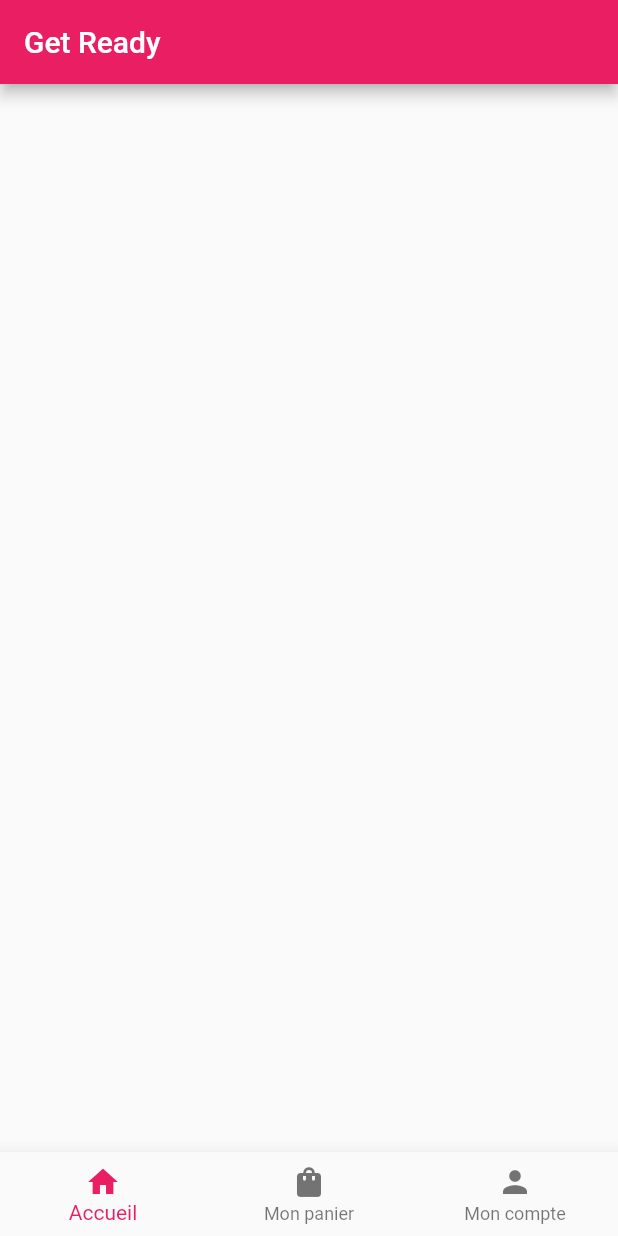
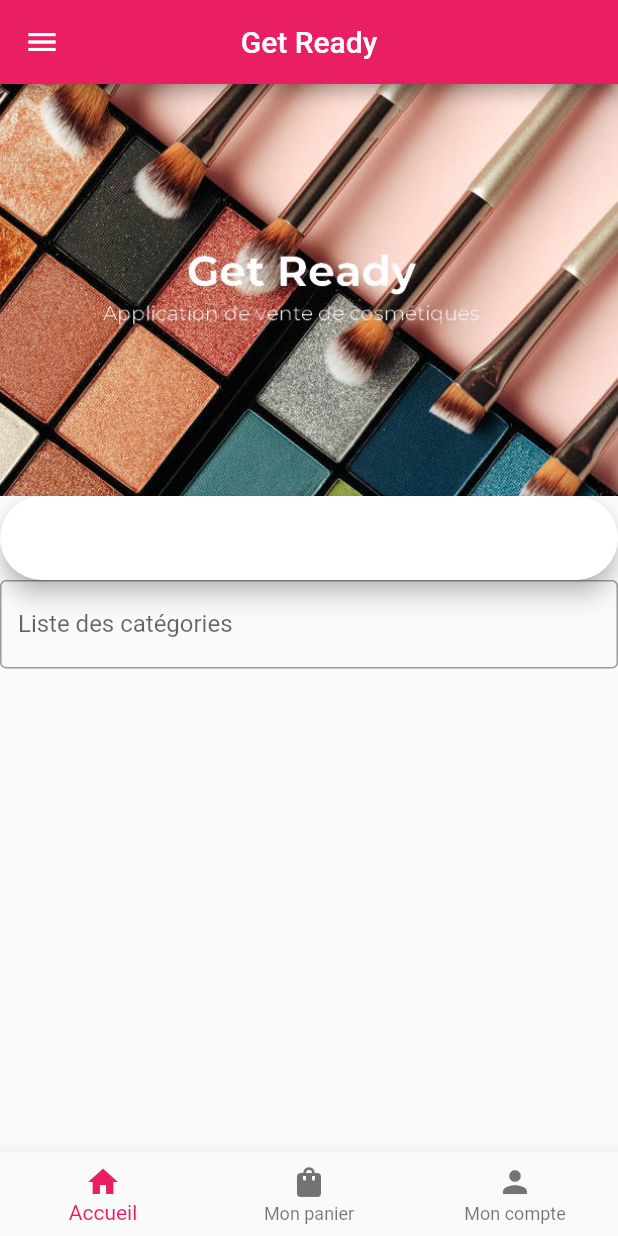
Before and after one commit to thaisbrun/get_ready, a Flutter app: the screen it shows after launch, on a phone screen of 412 x 824 dp. Run offline on Flutter 3.47's test engine with Material 2 defaults, Android fonts, the light colour scheme and no system bars; our stand-ins replace cloud_firestore, firebase_core; accounts and stored records are empty.

Commit message:
auto formation du 06/08

```diff
--- a/lib/main.dart
+++ b/lib/main.dart
@@ -37,12 +37,14 @@ class _MyAppState extends State<MyApp> {
     return MaterialApp(
       home: Scaffold(
         appBar: AppBar(
-          title:[
-            const Text("Get Ready"),
-            const Text("Inscription"),
-            const Text("Ajouter un produit"),
-          ][_currentIndex],
+          title:const Text("Get Ready"),
+            centerTitle: true,
           backgroundColor: Colors.pink,
+          leading: IconButton(
+            icon: const Icon(Icons.menu),
+            tooltip: 'Menu Icon',
+            onPressed: () {},
+          ),
         ),
         body: [
           HomePage(),
--- a/lib/pages/homePage.dart
+++ b/lib/pages/homePage.dart
@@ -11,9 +11,24 @@ class _HomePageState extends State<HomePage> {
 
     @override
     Widget build(BuildContext context) {
-      return Center(
-            child: StreamBuilder(
 
+      //SearchBar(),
+      //bar avec liste catégorie
+      //affichage liste produits
+      return Scaffold(
+        body:Center(
+            child:Column(
+              children: [
+                Image.asset("assets/images/homeImg.jpg"),
+                SearchBar(),
+                TextField(
+                    decoration: InputDecoration(
+                    labelText: 'Liste des catégories',
+                    hintText: 'Choisir une catégorie :',
+                    border:OutlineInputBorder()
+                )),
+                Flexible(
+                child:StreamBuilder(
                   stream: FirebaseFirestore.instance.collection("Produits").orderBy("libelle").snapshots(),
                   builder: (BuildContext context, AsyncSnapshot<QuerySnapshot> snapshot) {
 
@@ -42,7 +57,9 @@ class _HomePageState extends State<HomePage> {
 
                           return Card(
                             child: ListTile(
-                          title: Text('$libelle'),
+                              dense: true,
+                              visualDensity: VisualDensity(vertical: 1),                              title: Text('$libelle'),
+                              textColor: Colors.pink,
                               trailing: Icon(Icons.open_in_new),
                             ),
                           );
@@ -50,6 +67,10 @@ class _HomePageState extends State<HomePage> {
                     );
                   },
                   ),
+                ),
+              ],
+            ),
+      ),
       );
     }
   }
--- a/lib/pages/register.dart
+++ b/lib/pages/register.dart
@@ -38,7 +38,7 @@ class _RegisterState extends State<RegisterPage> {
             Container(
               margin: EdgeInsets.only(bottom: 10),
               child: TextFormField(
-              decoration: InputDecoration(
+              decoration: const InputDecoration(
              labelText: 'Nom : ',
               hintText: 'Entrez votre nom',
               border:OutlineInputBorder()
@@ -55,7 +55,7 @@ class _RegisterState extends State<RegisterPage> {
             Container(
               margin: EdgeInsets.only(bottom: 10),
               child: TextFormField(
-                decoration: InputDecoration(
+                decoration: const InputDecoration(
                     labelText: 'Prénom : ',
                     hintText: 'Entrez votre prénom',
                     border:OutlineInputBorder(),
```
Also changed, not shown: assets/images/homeImg.jpg (added). Lines whose indentation alone changed are shown as unchanged.
